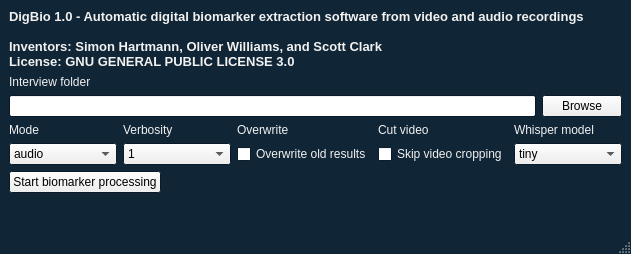
Before: the Qt Designer form DigBio.ui in sihartmann/DigitalBiomarkersPsychosis, drawn with Qt 5.
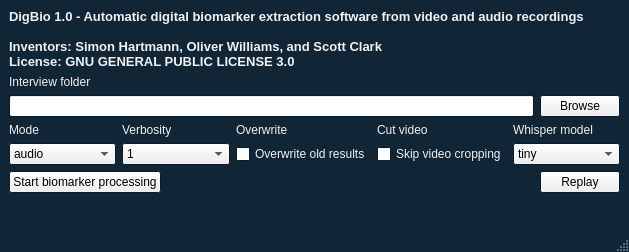
After: the same form once the commit is applied.

Commit message: Started working on replay function. Added: - replay button - subject selection - show video using opencv - calculate radar plot for facial features - overlay radar plot on video

```diff
--- a/DigBio.ui
+++ b/DigBio.ui
@@ -6,8 +6,8 @@
    <rect>
     <x>0</x>
     <y>0</y>
-    <width>631</width>
-    <height>254</height>
+    <width>629</width>
+    <height>252</height>
    </rect>
   </property>
   <property name="sizePolicy">
@@ -306,8 +306,6 @@
    <property name="enabled">
     <bool>true</bool>
    </property>
-   <layout class="QVBoxLayout" name="verticalLayout_2">
-    <item>
      <layout class="QVBoxLayout" name="verticalLayout">
       <item>
        <widget class="QLabel" name="label_13">
@@ -518,7 +516,18 @@
           </property>
          </widget>
         </item>
-       </layout>
+      <item>
+       <widget class="QPushButton" name="replayButton">
+        <property name="sizePolicy">
+         <sizepolicy hsizetype="Preferred" vsizetype="Fixed">
+          <horstretch>0</horstretch>
+          <verstretch>0</verstretch>
+         </sizepolicy>
+        </property>
+        <property name="text">
+         <string>Replay</string>
+        </property>
+       </widget>
       </item>
      </layout>
     </item>
```
Lines whose indentation alone changed are shown as unchanged. The commit also changes 1 other file.
